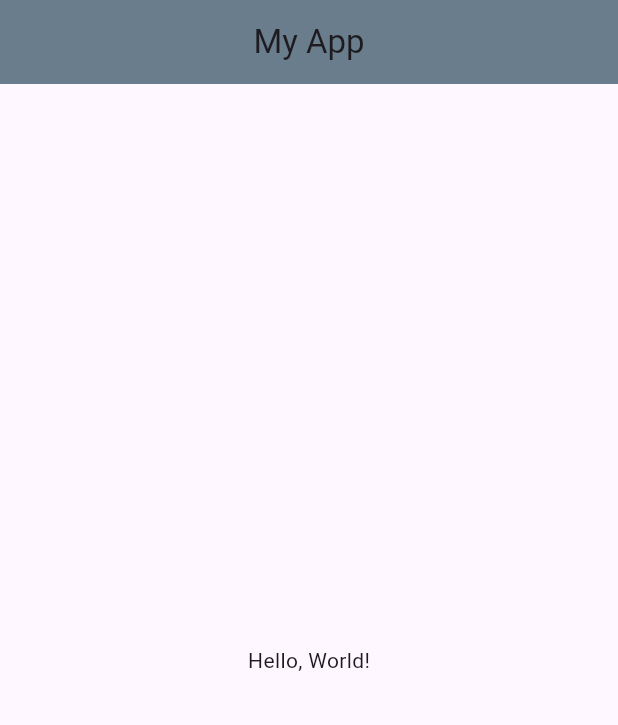
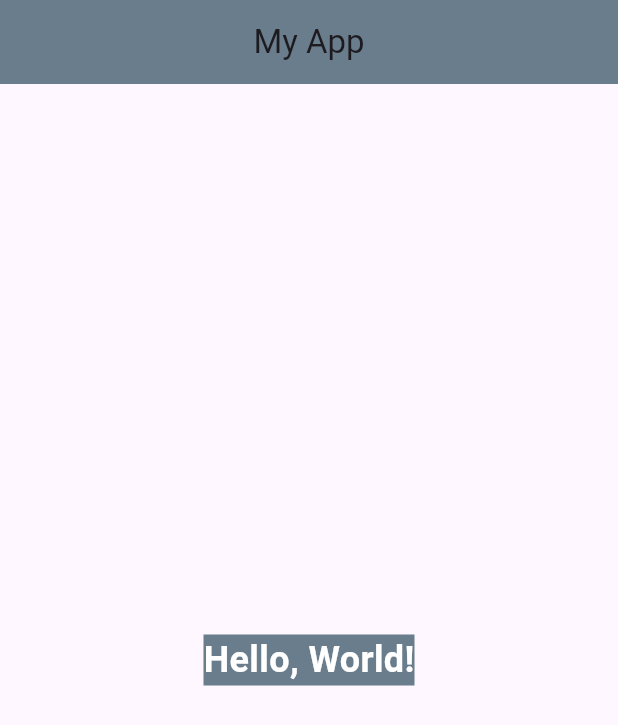
Before and after one commit to Santikan07/learn_flutter_68_1, a Flutter app: the screen it shows after launch, on a phone screen of 412 x 824 dp. Shown: the top 725 px of the screen. Run offline on Flutter 3.47's test engine with Material 3 defaults, Android fonts, the phone set to English and light mode, and no system bars.

Commit message:
Step 3: Container Widget

```diff
--- a/lib/main.dart
+++ b/lib/main.dart
@@ -22,6 +22,19 @@ class Home extends StatelessWidget {
 
   @override
   Widget build(BuildContext context) {
-    return Center(child: Text('Hello, World!'));
+    return Center(
+      child: Container(
+        color: const Color.fromARGB(255, 106, 125, 140),
+        margin: EdgeInsets.all(50),
+        child: Text(
+          'Hello, World!',
+          style: TextStyle(
+            fontSize: 24,
+            color: Colors.white,
+            fontWeight: FontWeight.bold,
+          ),
+        )
+      ),
+    );
   }
 }
```
